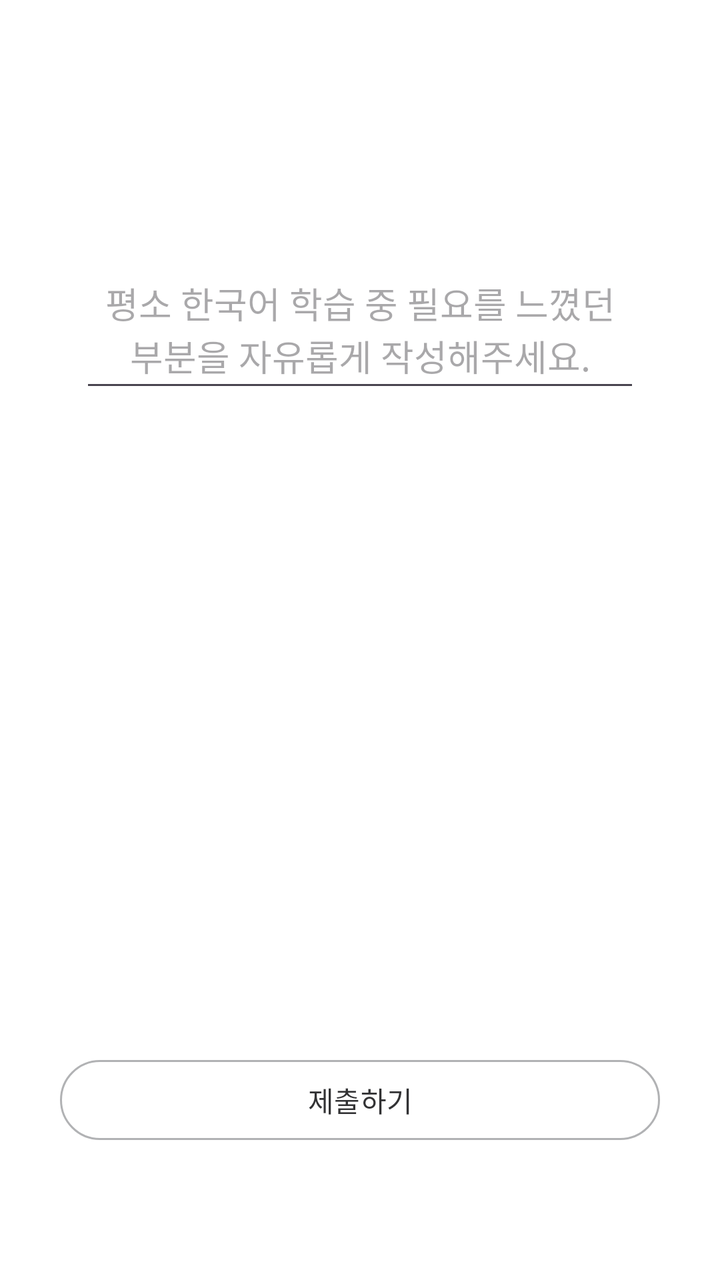
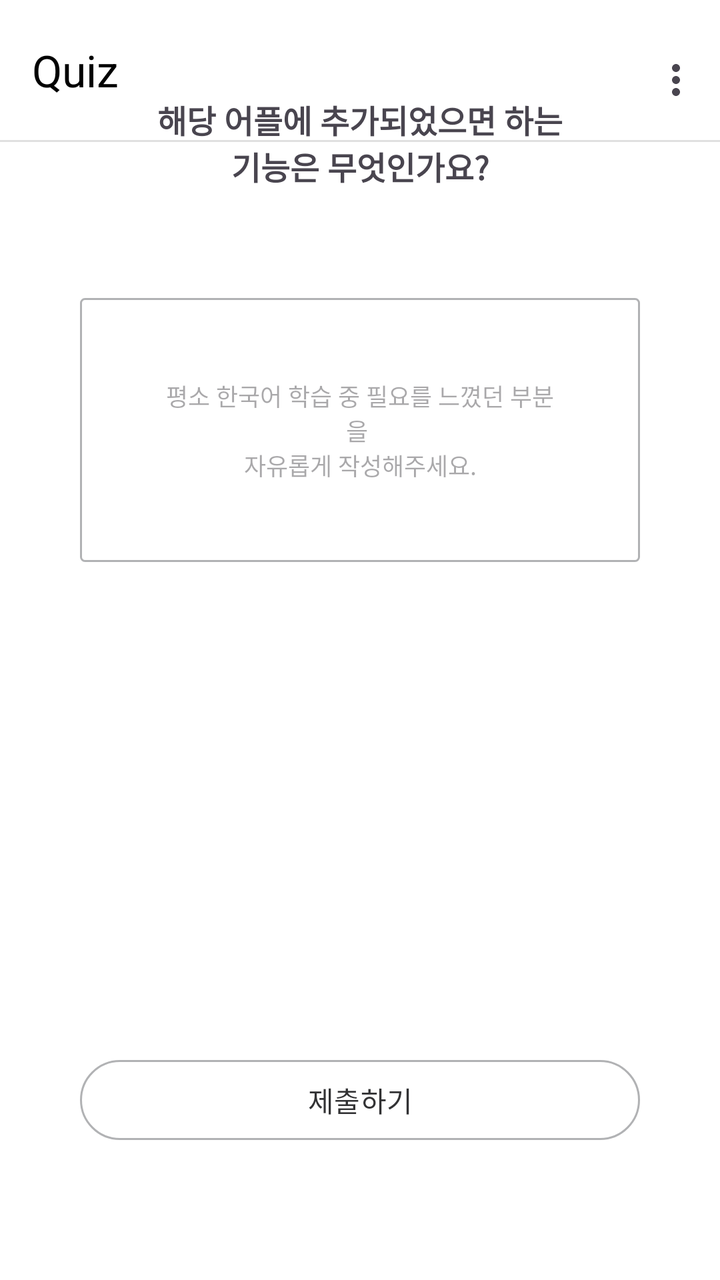

Two renders of the same Android screen: before a commit and after it. Below are the layout's source before the change and the commit's diff.
<!-- AndroidManifest.xml: application theme Theme.GURU2 -->
<!-- res/layout/fragment_survey_q4.xml -->
<?xml version="1.0" encoding="utf-8"?>
<androidx.constraintlayout.widget.ConstraintLayout xmlns:android="http://schemas.android.com/apk/res/android"
    xmlns:app="http://schemas.android.com/apk/res-auto"
    xmlns:tools="http://schemas.android.com/tools"
    android:layout_width="match_parent"
    android:layout_height="match_parent"
    android:paddingTop="120dp"
    android:background="#FFF"
    tools:context=".SurveyQ4Fragment">

    

    
    <TextView
        android:id="@+id/Q4TextView"
        android:layout_width="211dp"
        android:layout_height="61dp"
        android:layout_marginBottom="32dp"
        android:text="해당 어플에 추가되었으면 하는 기능은 무엇인가요?"
        android:textAlignment="center"
        android:textSize="16sp"
        android:textStyle="bold"
        app:layout_constraintBottom_toTopOf="@+id/editText"
        app:layout_constraintEnd_toEndOf="parent"
        app:layout_constraintStart_toStartOf="parent" />

    
    <EditText
        android:id="@+id/editText"
        android:layout_width="0dp"
        android:layout_height="wrap_content"
        android:layout_marginStart="40dp"
        android:layout_marginEnd="40dp"
        android:layout_marginBottom="325dp"
        android:hint="평소 한국어 학습 중 필요를 느꼈던 부분을
자유롭게 작성해주세요."
        android:padding="10dp"
        android:selectAllOnFocus="false"
        android:singleLine="false"
        android:textAlignment="center"
        app:layout_constraintBottom_toTopOf="@+id/btnSubmit"
        app:layout_constraintEnd_toEndOf="parent"
        app:layout_constraintStart_toStartOf="parent" />

    
    <Button
        android:id="@+id/btnSubmit"
        android:layout_width="match_parent"
        android:layout_height="48dp"
        android:layout_marginStart="30dp"
        android:layout_marginEnd="30dp"
        android:layout_marginBottom="66dp"
        android:text="제출하기"
        android:textColor="#323234"
        app:backgroundTint="#FFF"
        app:strokeWidth="1dp"
        app:strokeColor="#B1B2B4"
        app:layout_constraintBottom_toBottomOf="parent"
        app:layout_constraintEnd_toEndOf="parent"
        app:layout_constraintStart_toStartOf="parent" />


</androidx.constraintlayout.widget.ConstraintLayout>
<!-- resources referenced by this layout -->
<resources>
  <style name="Theme.GURU2" parent="Base.Theme.GURU2" />
  <style name="Base.Theme.GURU2" parent="Theme.Material3.DayNight.NoActionBar">
          
          
  
      </style>
</resources>

<!-- the commit's change to res/layout/fragment_survey_q4.xml (unified diff, before → after) -->
@@ -4,18 +4,41 @@
     xmlns:tools="http://schemas.android.com/tools"
     android:layout_width="match_parent"
     android:layout_height="match_parent"
-    android:paddingTop="120dp"
     android:background="#FFF"
     tools:context=".SurveyQ4Fragment">
 
     
+    <com.google.android.material.appbar.AppBarLayout
+        android:id="@+id/appBar"
+        android:layout_width="0dp"
+        android:layout_height="wrap_content"
+        android:background="#FFFFFF"
+        app:layout_constraintTop_toTopOf="parent"
+        app:layout_constraintStart_toStartOf="parent"
+        app:layout_constraintEnd_toEndOf="parent">
+
+        <com.google.android.material.appbar.MaterialToolbar
+            android:id="@+id/mainToolbar"
+            android:layout_width="match_parent"
+            android:layout_height="70dp"
+            android:background="#FFF"
+            android:paddingVertical="8dp"
+            app:menu="@menu/menu_main"
+            app:title="Quiz"
+            app:titleTextColor="@android:color/black" />
+        <View
+            android:layout_width="match_parent"
+            android:layout_height="1dp"
+            android:background="#E0E0E0" />
+
+    </com.google.android.material.appbar.AppBarLayout>
 
     
     <TextView
         android:id="@+id/Q4TextView"
         android:layout_width="211dp"
         android:layout_height="61dp"
-        android:layout_marginBottom="32dp"
+        android:layout_marginBottom="40dp"
         android:text="해당 어플에 추가되었으면 하는 기능은 무엇인가요?"
         android:textAlignment="center"
         android:textSize="16sp"
@@ -31,10 +54,11 @@
         android:layout_height="wrap_content"
         android:layout_marginStart="40dp"
         android:layout_marginEnd="40dp"
-        android:layout_marginBottom="325dp"
-        android:hint="평소 한국어 학습 중 필요를 느꼈던 부분을
-자유롭게 작성해주세요."
-        android:padding="10dp"
+        android:layout_marginBottom="245dp"
+        android:hint="평소 한국어 학습 중 필요를 느꼈던 부분을 \n자유롭게 작성해주세요."
+        android:background="@drawable/bg_edittext"
+        android:padding="40dp"
+        android:textSize="12dp"
         android:selectAllOnFocus="false"
         android:singleLine="false"
         android:textAlignment="center"
@@ -47,17 +71,17 @@
         android:id="@+id/btnSubmit"
         android:layout_width="match_parent"
         android:layout_height="48dp"
-        android:layout_marginStart="30dp"
-        android:layout_marginEnd="30dp"
+        android:layout_marginStart="40dp"
+        android:layout_marginEnd="40dp"
         android:layout_marginBottom="66dp"
         android:text="제출하기"
         android:textColor="#323234"
         app:backgroundTint="#FFF"
-        app:strokeWidth="1dp"
-        app:strokeColor="#B1B2B4"
         app:layout_constraintBottom_toBottomOf="parent"
         app:layout_constraintEnd_toEndOf="parent"
-        app:layout_constraintStart_toStartOf="parent" />
+        app:layout_constraintStart_toStartOf="parent"
+        app:strokeColor="#B1B2B4"
+        app:strokeWidth="1dp" />
 
 
 </androidx.constraintlayout.widget.ConstraintLayout>
<!-- resource entries referenced after the edit -->
@@ -1,5 +1,18 @@
 <!-- resources referenced by this layout -->
 <resources>
+  <!-- drawable bg_edittext (drawable) -->
+  <?xml version="1.0" encoding="utf-8"?>
+  <shape xmlns:android="http://schemas.android.com/apk/res/android"
+      android:shape="rectangle">
+  
+      <solid android:color="#FFFFFF" />
+  
+      <stroke
+          android:width="1dp"
+          android:color="#B1B2B4" />
+  
+      <corners android:radius="2dp" />
+  </shape>
   <style name="Theme.GURU2" parent="Base.Theme.GURU2" />
   <style name="Base.Theme.GURU2" parent="Theme.Material3.DayNight.NoActionBar">
           
